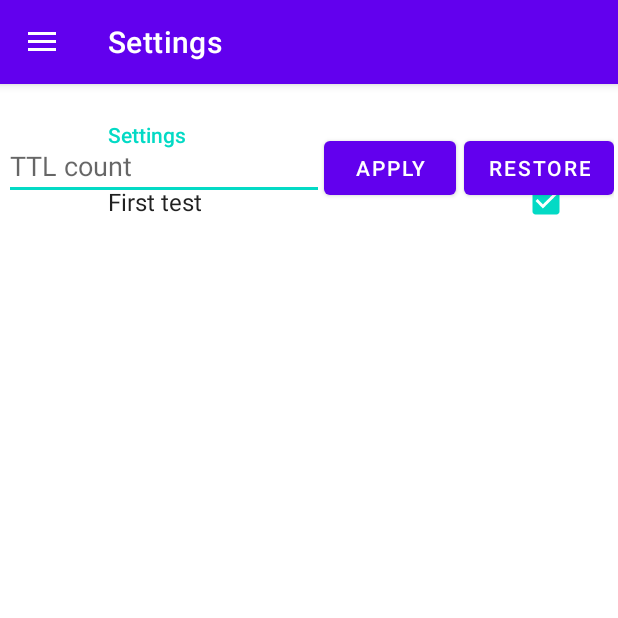
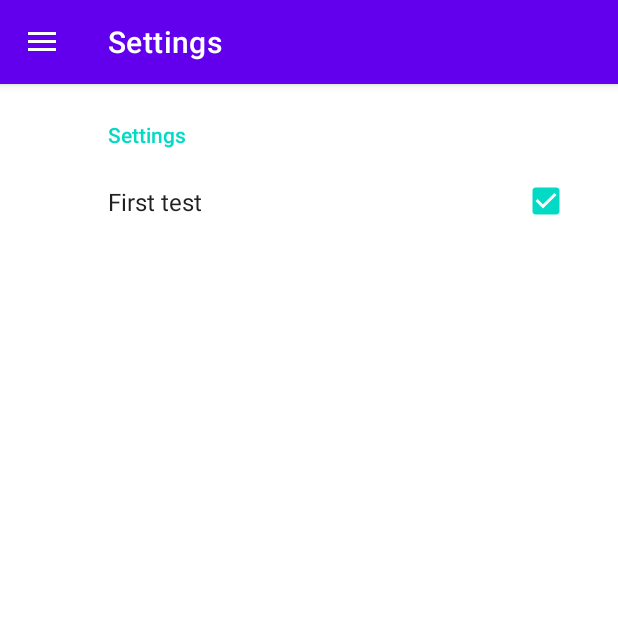
Before and after one commit to michael2to3/android-ttl-manager, an Android app: the screen it shows after launch (MainActivity), in the side drawer, after a tap on "Settings", on a phone screen of 412 x 824 dp, the top half of it. Run offline under Robolectric (Android 15) with nearby library versions, the phone set to English and light mode, and no system bars; our stand-ins replace androidx.preference, navigation-ui.

Commit message:
refactor: move TTL input to HomeFragment
Move TTL input from content_main.xml to fragment_home.xml

This commit removes the LinearLayout with EditText and two Buttons from content_main.xml and adds it to fragment_home.xml. The change makes more sense since the TTL input is related to the HomeFragment and not the entire app.

```diff
--- a/app/src/main/res/layout/content_main.xml
+++ b/app/src/main/res/layout/content_main.xml
@@ -18,38 +18,4 @@
         app:layout_constraintTop_toTopOf="parent"
         app:navGraph="@navigation/mobile_navigation" />
 
-    <LinearLayout
-        android:layout_width="wrap_content"
-        android:layout_height="wrap_content"
-        android:layout_marginStart="8dp"
-        android:layout_marginTop="32dp"
-        android:layout_marginEnd="8dp"
-        android:orientation="horizontal"
-        app:layout_constraintEnd_toEndOf="parent"
-        app:layout_constraintStart_toStartOf="parent"
-        app:layout_constraintTop_toTopOf="parent">
-
-        <EditText
-            android:id="@+id/editTextNumber2"
-            android:layout_width="wrap_content"
-            android:layout_height="wrap_content"
-            android:ems="10"
-            android:hint="@string/input_ttl"
-            android:inputType="number" />
-
-        <Button
-            android:id="@+id/ttl_apply"
-            android:layout_width="wrap_content"
-            android:layout_height="wrap_content"
-            android:layout_marginRight="5dp"
-            android:text="@string/ttl_apply" />
-
-        <Button
-            android:id="@+id/ttl_restore"
-            android:layout_width="wrap_content"
-            android:layout_height="wrap_content"
-            android:text="@string/ttl_restore" />
-
-    </LinearLayout>
-
 </androidx.constraintlayout.widget.ConstraintLayout>
```
Also changed, not shown: app/src/main/res/layout/fragment_home.xml (+29 -8 lines), app/src/main/res/layout/fragment_settings.xml (+1 -16 lines), app/src/main/res/layout/fragment_slideshow.xml (deleted, +0 -22 lines).
